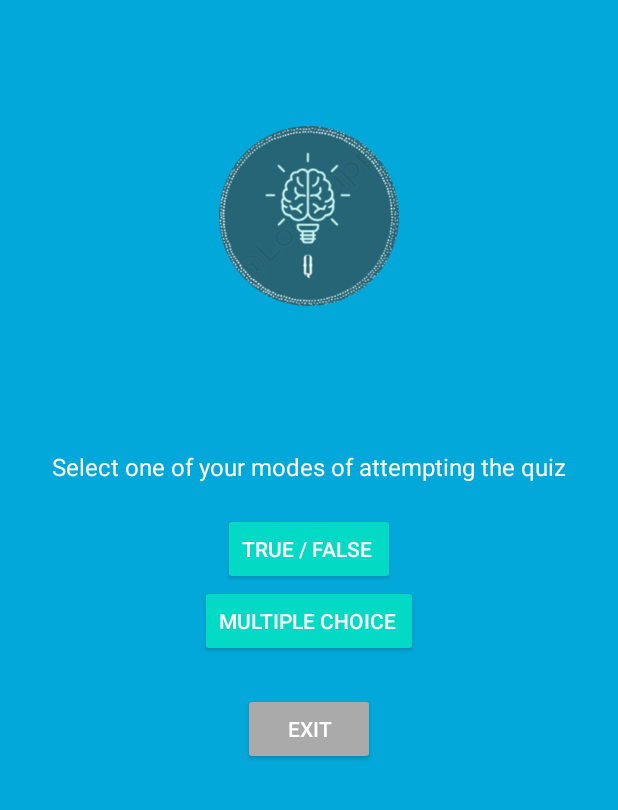
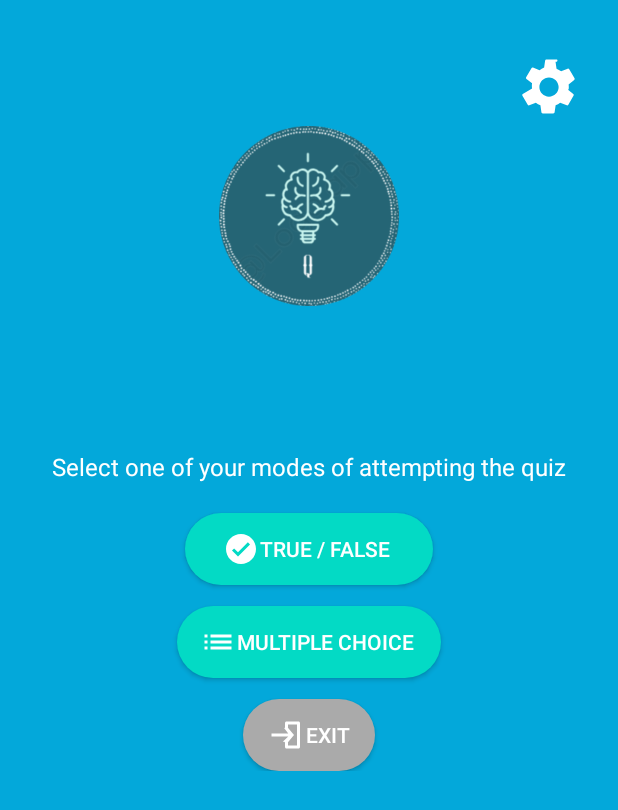
Before and after one commit to pranavpratheekmalleboyina/android-quizoku-app, an Android app: the screen it shows after launch (MainActivity), on a phone screen of 412 x 824 dp. Shown: the top 810 px of the screen. Run offline under Robolectric (Android 15) with nearby library versions, the phone set to English and light mode, and no system bars.

Commit message:
Made changes to the home screen UI and added the settings screen

```diff
--- a/app/src/main/AndroidManifest.xml
+++ b/app/src/main/AndroidManifest.xml
@@ -28,6 +28,11 @@
         android:label="@string/app_name"
         android:exported="false"
         android:theme="@style/Theme.Quizoku" />
+        <activity
+        android:name=".SettingsActivity"
+        android:label="@string/app_name"
+        android:exported="false"
+        android:theme="@style/Theme.Quizoku" />
     <activity
         android:name=".SplashActivity"
         android:label="@string/app_name"
--- a/app/src/main/java/com/pranav/quizoku/MainActivity.java
+++ b/app/src/main/java/com/pranav/quizoku/MainActivity.java
@@ -3,6 +3,7 @@ package com.pranav.quizoku;
 import android.content.Intent;
 import android.os.Bundle;
 import android.widget.Button;
+import android.widget.ImageButton;
 
 import androidx.appcompat.app.AlertDialog;
 import androidx.appcompat.app.AppCompatActivity;
@@ -12,6 +13,7 @@ public class MainActivity extends AppCompatActivity {
     private Button trueFalseButton;
     private Button multiChoiceButton;
     private Button exitButton;
+    private ImageButton settingsButton;
     @Override
     public void onCreate(Bundle savedInstanceState) {
         super.onCreate(savedInstanceState);
@@ -20,7 +22,9 @@ public class MainActivity extends AppCompatActivity {
         trueFalseButton = findViewById(R.id.true_false_button);
         multiChoiceButton = findViewById(R.id.multi_choice_button);
         exitButton = findViewById(R.id.exit_button);
+        settingsButton = findViewById(R.id.settings_button);
 
+        // in order to start the true false quiz
         trueFalseButton.setOnClickListener(v -> showConfirmationDialog(
                 "Are you sure that you want to start the True/False Quiz?",
                 () -> {
@@ -29,6 +33,7 @@ public class MainActivity extends AppCompatActivity {
                 }
         ));
 
+        // in order to start the multi choice quiz
         multiChoiceButton.setOnClickListener(v -> showConfirmationDialog(
                 "Are you sure that you want to start the Multi Choice Quiz?",
                 () -> {
@@ -37,12 +42,19 @@ public class MainActivity extends AppCompatActivity {
                 }
         ));
 
+        // to exit from the app
         exitButton.setOnClickListener(v -> showConfirmationDialog(
                 "Are you sure that you want to exit the app?",
                 () -> {
                     finishAffinity();
                 }
-        )); // Exit the app
+        ));
+
+        // to go to the settings page
+        settingsButton.setOnClickListener(v -> {
+            Intent intent = new Intent(MainActivity.this, SettingsActivity.class);
+            startActivity(intent);
+        });
     }
 
     private void showConfirmationDialog(String message, Runnable onConfirmAction) {
--- /dev/null
+++ b/app/src/main/res/drawable/button_rounded.xml
@@ -0,0 +1,4 @@
+<shape xmlns:android="http://schemas.android.com/apk/res/android" android:shape="rectangle">
+    <solid android:color="@color/teal_200"/>
+    <corners android:radius="24dp"/> <!-- Higher value = more rounded -->
+</shape>
--- /dev/null
+++ b/app/src/main/res/drawable/button_rounded_exit.xml
@@ -0,0 +1,16 @@
+<shape xmlns:android="http://schemas.android.com/apk/res/android"
+    android:shape="rectangle">
+
+    <!-- Background color -->
+    <solid android:color="@android:color/darker_gray" />" />
+
+    <!-- Rounded corners -->
+    <corners android:radius="24dp" />
+
+    <!-- Optional padding inside the shape -->
+    <padding
+        android:left="16dp"
+        android:right="16dp"
+        android:top="10dp"
+        android:bottom="10dp" />
+</shape>
--- /dev/null
+++ b/app/src/main/res/drawable/ic_exit.xml
@@ -0,0 +1,9 @@
+<vector xmlns:android="http://schemas.android.com/apk/res/android"
+    android:width="24dp"
+    android:height="24dp"
+    android:viewportWidth="24"
+    android:viewportHeight="24">
+    <path
+        android:fillColor="#FFFFFF"
+        android:pathData="M13,3c-0.55,0 -1,0.45 -1,1v3h2V5h6v14h-6v-2h-2v3c0,0.55 0.45,1 1,1h8c0.55,0 1,-0.45 1,-1V4c0,-0.55 -0.45,-1 -1,-1h-8zM11.5,16.5L13,18l5,-6 -5,-6 -1.5,1.5L14.17,11H3v2h11.17l-3.67,3.5z"/>
+</vector>
--- /dev/null
+++ b/app/src/main/res/drawable/ic_multi_choice.xml
@@ -0,0 +1,9 @@
+<vector xmlns:android="http://schemas.android.com/apk/res/android"
+    android:width="24dp"
+    android:height="24dp"
+    android:viewportWidth="24"
+    android:viewportHeight="24">
+    <path
+        android:fillColor="#FFFFFF"
+        android:pathData="M3,13h2v-2H3v2zm0,4h2v-2H3v2zm0,-8h2V7H3v2zm4,4h14v-2H7v2zm0,4h14v-2H7v2zm0,-8h14V7H7v2z"/>
+</vector>
--- /dev/null
+++ b/app/src/main/res/drawable/ic_settings.xml
@@ -0,0 +1,9 @@
+<vector xmlns:android="http://schemas.android.com/apk/res/android"
+    android:width="44dp"
+    android:height="44dp"
+    android:viewportWidth="24"
+    android:viewportHeight="24">
+    <path
+        android:fillColor="#FFFFFF"
+        android:pathData="M19.14,12.94c0.04,-0.3 0.06,-0.61 0.06,-0.94 0,-0.33 -0.02,-0.64 -0.07,-0.94l2.03,-1.58c0.18,-0.14 0.23,-0.41 0.12,-0.62l-1.92,-3.32c-0.11,-0.2 -0.35,-0.28 -0.57,-0.22l-2.39,0.96c-0.5,-0.38 -1.05,-0.7 -1.66,-0.94l-0.36,-2.54A0.488,0.488 0 0,0 14.92,2h-3.84c-0.24,0 -0.44,0.17 -0.48,0.4l-0.37,2.55c-0.6,0.24 -1.16,0.56 -1.66,0.94l-2.39,-0.96c-0.22,-0.07 -0.46,0.02 -0.57,0.22l-1.92,3.32c-0.12,0.21 -0.07,0.48 0.12,0.62l2.03,1.58c-0.05,0.3 -0.07,0.61 -0.07,0.94 0,0.33 0.02,0.64 0.07,0.94L2.46,14.52c-0.18,0.14 -0.23,0.41 -0.12,0.62l1.92,3.32c0.11,0.2 0.35,0.28 0.57,0.22l2.39,-0.96c0.5,0.38 1.05,0.7 1.66,0.94l0.36,2.54c0.04,0.23 0.24,0.4 0.48,0.4h3.84c0.24,0 0.44,-0.17 0.48,-0.4l0.37,-2.55c0.6,-0.24 1.16,-0.56 1.66,-0.94l2.39,0.96c0.22,0.07 0.46,-0.02 0.57,-0.22l1.92,-3.32a0.493,0.493 0 0,0 -0.12,-0.62l-2.02,-1.58zM12,15.5c-1.93,0 -3.5,-1.57 -3.5,-3.5s1.57,-3.5 3.5,-3.5 3.5,1.57 3.5,3.5 -1.57,3.5 -3.5,3.5z"/>
+</vector>
--- /dev/null
+++ b/app/src/main/res/drawable/ic_true_false.xml
@@ -0,0 +1,9 @@
+<vector xmlns:android="http://schemas.android.com/apk/res/android"
+    android:width="24dp"
+    android:height="24dp"
+    android:viewportWidth="24"
+    android:viewportHeight="24">
+    <path
+        android:fillColor="#FFFFFF"
+        android:pathData="M12,2C6.48,2 2,6.48 2,12s4.48,10 10,10 10,-4.48 10,-10S17.52,2 12,2zm-2,15l-4,-4 1.41,-1.41L10,14.17l6.59,-6.59L18,9l-8,8z"/>
+</vector>
--- a/app/src/main/res/layout/activity_main.xml
+++ b/app/src/main/res/layout/activity_main.xml
@@ -1,11 +1,22 @@
 <?xml version="1.0" encoding="utf-8"?>
 <RelativeLayout xmlns:android="http://schemas.android.com/apk/res/android"
+    xmlns:app="http://schemas.android.com/apk/res-auto"
     android:id="@+id/home_root"
     android:layout_width="match_parent"
     android:layout_height="match_parent"
     android:background="#03A8DA"
     android:padding="24dp">
 
+    <ImageButton
+        android:id="@+id/settings_button"
+        android:layout_width="wrap_content"
+        android:layout_height="wrap_content"
+        android:src="@drawable/ic_settings"
+        android:background="?attr/selectableItemBackgroundBorderless"
+        android:contentDescription="Settings"
+        android:layout_alignParentEnd="true"
+        app:tint="@android:color/white"
+        android:layout_marginTop="12dp"/>
     <!-- Header (Logo + Title + Tagline) -->
     <LinearLayout
         android:id="@+id/header_layout"
@@ -15,7 +26,6 @@
         android:orientation="vertical"
         android:gravity="center_horizontal"
         android:layout_marginTop="60dp">
-
         <ImageView
             android:id="@+id/logo"
             android:layout_width="120dp"
@@ -50,24 +60,31 @@
             android:layout_width="wrap_content"
             android:layout_height="wrap_content"
             android:text="True / False "
-            android:backgroundTint="@color/teal_200"
-            android:textColor="@android:color/white" />
+            android:drawableStart="@drawable/ic_true_false"
+            android:background="@drawable/button_rounded"
+            android:textColor="@android:color/white"
+            android:paddingHorizontal="25dp"/>
 
         <Button
             android:id="@+id/multi_choice_button"
             android:layout_width="wrap_content"
             android:layout_height="wrap_content"
             android:text="Multiple Choice "
-            android:backgroundTint="@color/teal_200"
+            android:drawableStart="@drawable/ic_multi_choice"
+            android:background="@drawable/button_rounded"
             android:textColor="@android:color/white"
-            android:layout_marginBottom="24dp" />
+            android:layout_marginTop="14dp"
+            android:paddingHorizontal="15dp"/>
 
         <Button
             android:id="@+id/exit_button"
             android:layout_width="wrap_content"
             android:layout_height="wrap_content"
             android:text="Exit"
-            android:backgroundTint="@android:color/darker_gray"
-            android:textColor="@android:color/white" />
+            android:drawableStart="@drawable/ic_exit"
+            android:background="@drawable/button_rounded_exit"
+            android:textColor="@android:color/white"
+            android:layout_marginTop="14dp"
+            />
     </LinearLayout>
 </RelativeLayout>
```
Also changed, not shown: app/src/main/java/com/pranav/quizoku/SettingsActivity.java (added, +46 -0 lines), app/src/main/res/drawable/ic_reset.xml (added, +7 -0 lines), app/src/main/res/drawable/ic_save.xml (added, +7 -0 lines), app/src/main/res/layout/activity_settings.xml (added, +60 -0 lines), 1 other file.
